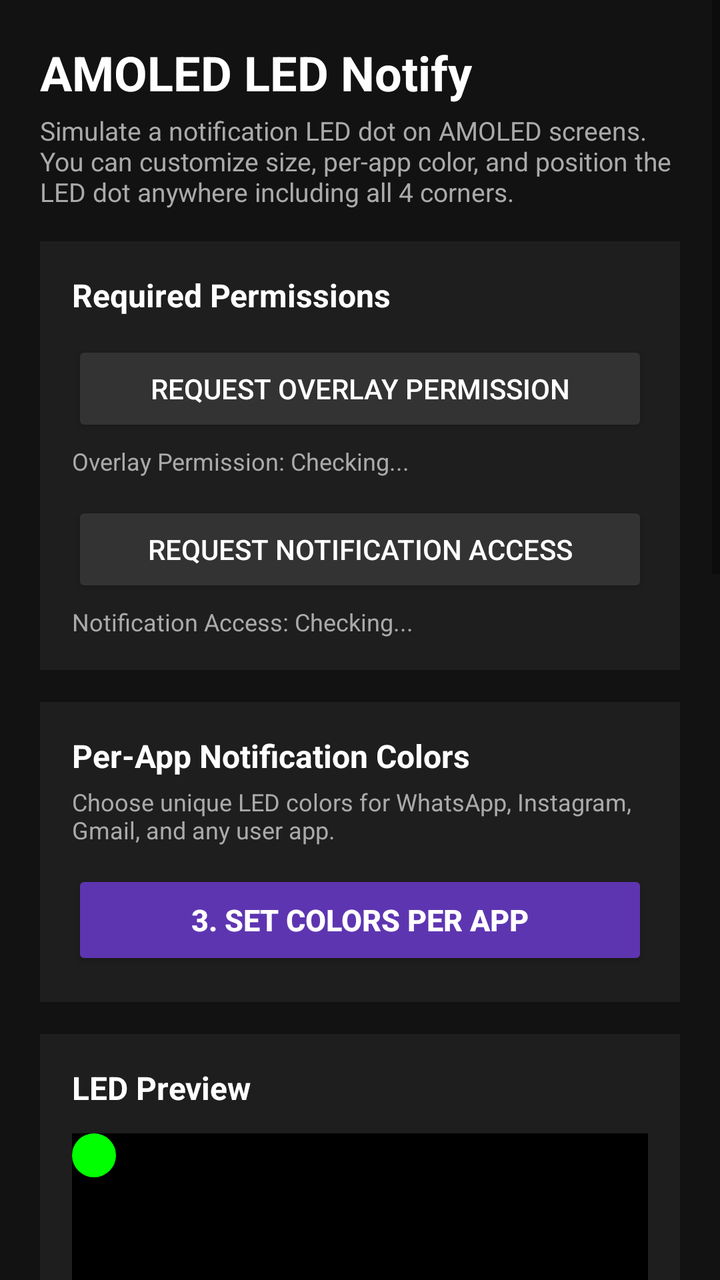
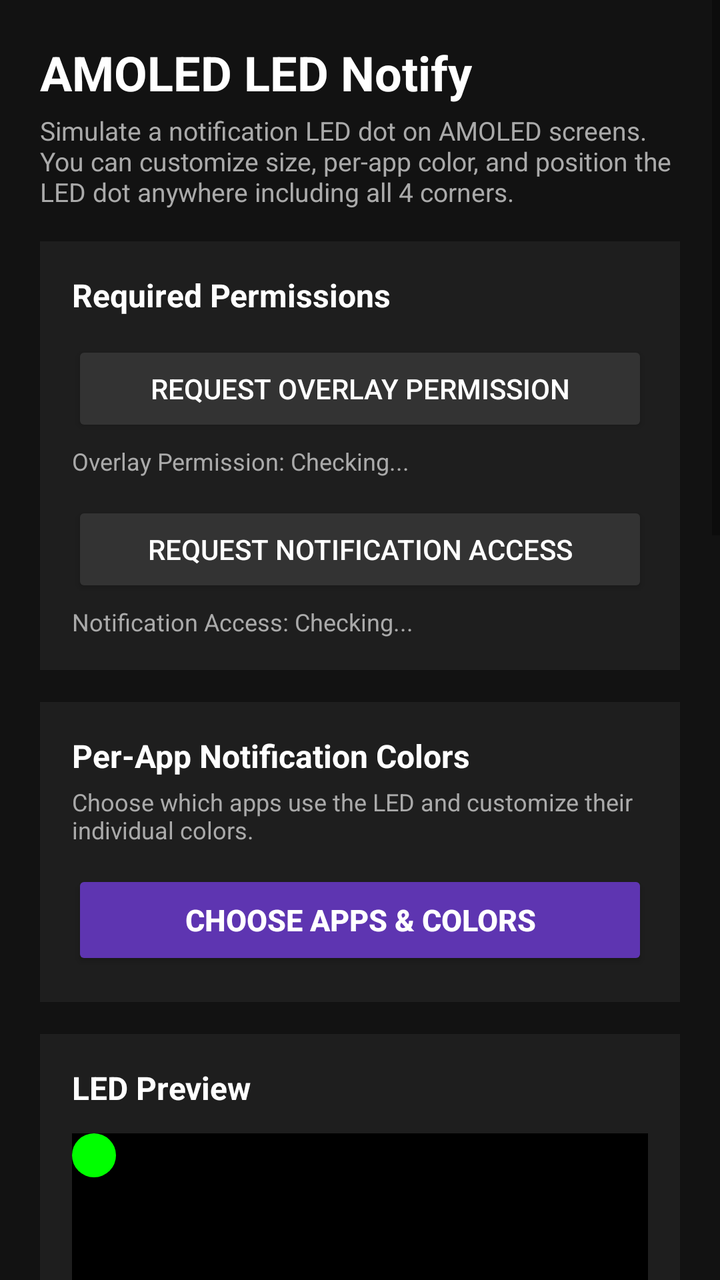

The first picture is an Android layout as it rendered before a commit; the second is the same layout after the commit. The layout source and the unified diff follow.
<!-- AndroidManifest.xml: activity theme Theme.LedNotify -->
<!-- res/layout/activity_main.xml -->
<?xml version="1.0" encoding="utf-8"?>
<ScrollView xmlns:android="http://schemas.android.com/apk/res/android"
    android:layout_width="match_parent"
    android:layout_height="match_parent"
    android:background="#121212"
    android:fillViewport="true">

    <LinearLayout
        android:layout_width="match_parent"
        android:layout_height="wrap_content"
        android:orientation="vertical"
        android:padding="20dp">

        <TextView
            android:layout_width="wrap_content"
            android:layout_height="wrap_content"
            android:text="AMOLED LED Notify"
            android:textColor="#FFFFFF"
            android:textSize="24sp"
            android:textStyle="bold" />

        <TextView
            android:layout_width="wrap_content"
            android:layout_height="wrap_content"
            android:layout_marginTop="4dp"
            android:text="Simulate a notification LED dot on AMOLED screens. You can customize size, per-app color, and position the LED dot anywhere including all 4 corners."
            android:textColor="#AAAAAA"
            android:textSize="13sp" />

        
        <LinearLayout
            android:layout_width="match_parent"
            android:layout_height="wrap_content"
            android:layout_marginTop="16dp"
            android:background="#1E1E1E"
            android:orientation="vertical"
            android:padding="16dp">

            <TextView
                android:layout_width="wrap_content"
                android:layout_height="wrap_content"
                android:text="Required Permissions"
                android:textColor="#FFFFFF"
                android:textSize="16sp"
                android:textStyle="bold" />

            <Button
                android:id="@+id/btnOverlayPermission"
                android:layout_width="match_parent"
                android:layout_height="48dp"
                android:layout_marginTop="12dp"
                android:backgroundTint="#333333"
                android:text="Request Overlay Permission"
                android:textColor="#FFFFFF" />

            <TextView
                android:id="@+id/tvOverlayStatus"
                android:layout_width="wrap_content"
                android:layout_height="wrap_content"
                android:layout_marginTop="4dp"
                android:text="Overlay Permission: Checking..."
                android:textColor="#AAAAAA"
                android:textSize="12sp" />

            <Button
                android:id="@+id/btnNotificationAccess"
                android:layout_width="match_parent"
                android:layout_height="48dp"
                android:layout_marginTop="12dp"
                android:backgroundTint="#333333"
                android:text="Request Notification Access"
                android:textColor="#FFFFFF" />

            <TextView
                android:id="@+id/tvNotificationStatus"
                android:layout_width="wrap_content"
                android:layout_height="wrap_content"
                android:layout_marginTop="4dp"
                android:text="Notification Access: Checking..."
                android:textColor="#AAAAAA"
                android:textSize="12sp" />
        </LinearLayout>

        
        <LinearLayout
            android:layout_width="match_parent"
            android:layout_height="wrap_content"
            android:layout_marginTop="16dp"
            android:background="#1E1E1E"
            android:orientation="vertical"
            android:padding="16dp">

            <TextView
                android:layout_width="wrap_content"
                android:layout_height="wrap_content"
                android:text="Per-App Notification Colors"
                android:textColor="#FFFFFF"
                android:textSize="16sp"
                android:textStyle="bold" />

            <TextView
                android:layout_width="wrap_content"
                android:layout_height="wrap_content"
                android:layout_marginTop="4dp"
                android:text="Choose unique LED colors for WhatsApp, Instagram, Gmail, and any user app."
                android:textColor="#AAAAAA"
                android:textSize="12sp" />

            <Button
                android:id="@+id/btnSetColorsPerApp"
                android:layout_width="match_parent"
                android:layout_height="50dp"
                android:layout_marginTop="12dp"
                android:backgroundTint="#5E35B1"
                android:text="3. Set Colors Per App"
                android:textColor="#FFFFFF"
                android:textSize="15sp"
                android:textStyle="bold" />
        </LinearLayout>

        
        <LinearLayout
            android:layout_width="match_parent"
            android:layout_height="wrap_content"
            android:layout_marginTop="16dp"
            android:background="#1E1E1E"
            android:orientation="vertical"
            android:padding="16dp">

            <TextView
                android:layout_width="wrap_content"
                android:layout_height="wrap_content"
                android:text="LED Preview"
                android:textColor="#FFFFFF"
                android:textSize="16sp"
                android:textStyle="bold" />

            <FrameLayout
                android:id="@+id/framePreviewContainer"
                android:layout_width="match_parent"
                android:layout_height="140dp"
                android:layout_marginTop="12dp"
                android:background="#000000">

                <View
                    android:id="@+id/previewLedDot"
                    android:layout_width="22dp"
                    android:layout_height="22dp"
                    android:background="@drawable/led_circle" />
            </FrameLayout>
        </LinearLayout>

        
        <LinearLayout
            android:layout_width="match_parent"
            android:layout_height="wrap_content"
            android:layout_marginTop="16dp"
            android:background="#1E1E1E"
            android:orientation="vertical"
            android:padding="16dp">

            <TextView
                android:layout_width="wrap_content"
                android:layout_height="wrap_content"
                android:text="LED Position &amp; Corners"
                android:textColor="#FFFFFF"
                android:textSize="16sp"
                android:textStyle="bold" />

            <TextView
                android:layout_width="wrap_content"
                android:layout_height="wrap_content"
                android:layout_marginTop="4dp"
                android:text="Quick-set to any corner or drag freely on the actual screen:"
                android:textColor="#AAAAAA"
                android:textSize="12sp" />

            <LinearLayout
                android:layout_width="match_parent"
                android:layout_height="wrap_content"
                android:layout_marginTop="10dp"
                android:orientation="horizontal">

                <Button
                    android:id="@+id/btnCornerTopLeft"
                    android:layout_width="0dp"
                    android:layout_height="44dp"
                    android:layout_marginEnd="4dp"
                    android:layout_weight="1"
                    android:backgroundTint="#333333"
                    android:text="Top-Left"
                    android:textColor="#FFFFFF"
                    android:textSize="12sp" />

                <Button
                    android:id="@+id/btnCornerTopRight"
                    android:layout_width="0dp"
                    android:layout_height="44dp"
                    android:layout_marginStart="4dp"
                    android:layout_weight="1"
                    android:backgroundTint="#333333"
                    android:text="Top-Right"
                    android:textColor="#FFFFFF"
                    android:textSize="12sp" />
            </LinearLayout>

            <LinearLayout
                android:layout_width="match_parent"
                android:layout_height="wrap_content"
                android:layout_marginTop="8dp"
                android:orientation="horizontal">

                <Button
                    android:id="@+id/btnCornerBottomLeft"
                    android:layout_width="0dp"
                    android:layout_height="44dp"
                    android:layout_marginEnd="4dp"
                    android:layout_weight="1"
                    android:backgroundTint="#333333"
                    android:text="Bottom-Left"
                    android:textColor="#FFFFFF"
                    android:textSize="12sp" />

                <Button
                    android:id="@+id/btnCornerBottomRight"
                    android:layout_width="0dp"
                    android:layout_height="44dp"
                    android:layout_marginStart="4dp"
                    android:layout_weight="1"
                    android:backgroundTint="#333333"
                    android:text="Bottom-Right"
                    android:textColor="#FFFFFF"
                    android:textSize="12sp" />
            </LinearLayout>

            <Button
                android:id="@+id/btnPositionScreen"
                android:layout_width="match_parent"
                android:layout_height="48dp"
                android:layout_marginTop="12dp"
                android:backgroundTint="#1976D2"
                android:text="Move &amp; Drag Anywhere on Screen"
                android:textColor="#FFFFFF"
                android:textStyle="bold" />
        </LinearLayout>

        
        <LinearLayout
            android:layout_width="match_parent"
            android:layout_height="wrap_content"
            android:layout_marginTop="16dp"
            android:background="#1E1E1E"
            android:orientation="vertical"
            android:padding="16dp">

            <TextView
                android:id="@+id/tvSizeLabel"
                android:layout_width="wrap_content"
                android:layout_height="wrap_content"
                android:text="LED Dot Size: 22dp"
                android:textColor="#FFFFFF"
                android:textSize="16sp"
                android:textStyle="bold" />

            <SeekBar
                android:id="@+id/seekBarSize"
                android:layout_width="match_parent"
                android:layout_height="wrap_content"
                android:layout_marginTop="12dp"
                android:max="98"
                android:progress="20" />

            <LinearLayout
                android:layout_width="match_parent"
                android:layout_height="wrap_content"
                android:orientation="horizontal">

                <TextView
                    android:layout_width="0dp"
                    android:layout_height="wrap_content"
                    android:layout_weight="1"
                    android:text="2dp"
                    android:textColor="#777777"
                    android:textSize="12sp" />

                <TextView
                    android:layout_width="wrap_content"
                    android:layout_height="wrap_content"
                    android:text="100dp"
                    android:textColor="#777777"
                    android:textSize="12sp" />
            </LinearLayout>
        </LinearLayout>

        
        <LinearLayout
            android:layout_width="match_parent"
            android:layout_height="wrap_content"
            android:layout_marginTop="16dp"
            android:background="#1E1E1E"
            android:orientation="vertical"
            android:padding="16dp">

            <TextView
                android:layout_width="wrap_content"
                android:layout_height="wrap_content"
                android:text="Default / Global LED Color"
                android:textColor="#FFFFFF"
                android:textSize="16sp"
                android:textStyle="bold" />

            <LinearLayout
                android:id="@+id/layoutColors"
                android:layout_width="match_parent"
                android:layout_height="wrap_content"
                android:layout_marginTop="12dp"
                android:gravity="center"
                android:orientation="horizontal" />
        </LinearLayout>

        
        <LinearLayout
            android:layout_width="match_parent"
            android:layout_height="wrap_content"
            android:layout_marginTop="20dp"
            android:layout_marginBottom="24dp"
            android:orientation="vertical">

            <Button
                android:id="@+id/btnTestLed"
                android:layout_width="match_parent"
                android:layout_height="52dp"
                android:backgroundTint="#2E7D32"
                android:text="TEST LED"
                android:textColor="#FFFFFF"
                android:textSize="16sp"
                android:textStyle="bold" />

            <Button
                android:id="@+id/btnStopLed"
                android:layout_width="match_parent"
                android:layout_height="52dp"
                android:layout_marginTop="12dp"
                android:backgroundTint="#B71C1C"
                android:text="STOP LED"
                android:textColor="#FFFFFF"
                android:textSize="16sp"
                android:textStyle="bold" />

            <TextView
                android:layout_width="wrap_content"
                android:layout_height="wrap_content"
                android:layout_marginTop="12dp"
                android:gravity="center"
                android:text="Tip: When the LED overlay appears, touch and drag the dot to position it anywhere. Tap anywhere else on the black background to dismiss."
                android:textColor="#888888"
                android:textSize="12sp" />
        </LinearLayout>

    </LinearLayout>
</ScrollView>
<!-- resources referenced by this layout -->
<resources>
  <!-- drawable led_circle (drawable) -->
  <?xml version="1.0" encoding="utf-8"?>
  <shape xmlns:android="http://schemas.android.com/apk/res/android"
      android:shape="oval">
      <solid android:color="#00FF00" />
      <size
          android:width="22dp"
          android:height="22dp" />
  </shape>
  <style name="Theme.LedNotify" parent="android:Theme.Material.Light.NoActionBar" />
</resources>

<!-- the commit's change to res/layout/activity_main.xml (unified diff, before → after) -->
@@ -102,7 +102,7 @@
                 android:layout_width="wrap_content"
                 android:layout_height="wrap_content"
                 android:layout_marginTop="4dp"
-                android:text="Choose unique LED colors for WhatsApp, Instagram, Gmail, and any user app."
+                android:text="Choose which apps use the LED and customize their individual colors."
                 android:textColor="#AAAAAA"
                 android:textSize="12sp" />
 
@@ -112,7 +112,7 @@
                 android:layout_height="50dp"
                 android:layout_marginTop="12dp"
                 android:backgroundTint="#5E35B1"
-                android:text="3. Set Colors Per App"
+                android:text="Choose Apps &amp; Colors"
                 android:textColor="#FFFFFF"
                 android:textSize="15sp"
                 android:textStyle="bold" />
@@ -171,7 +171,7 @@
                 android:layout_width="wrap_content"
                 android:layout_height="wrap_content"
                 android:layout_marginTop="4dp"
-                android:text="Quick-set to any corner or drag freely on the actual screen:"
+                android:text="Quick-set to any corner, slide position, or drag directly on the screen:"
                 android:textColor="#AAAAAA"
                 android:textSize="12sp" />
 
@@ -233,11 +233,46 @@
                     android:textSize="12sp" />
             </LinearLayout>
 
+            
+            <TextView
+                android:id="@+id/tvPosXLabel"
+                android:layout_width="wrap_content"
+                android:layout_height="wrap_content"
+                android:layout_marginTop="14dp"
+                android:text="Horizontal Position (X): 90%"
+                android:textColor="#CCCCCC"
+                android:textSize="13sp" />
+
+            <SeekBar
+                android:id="@+id/seekBarPosX"
+                android:layout_width="match_parent"
+                android:layout_height="wrap_content"
+                android:layout_marginTop="4dp"
+                android:max="100"
+                android:progress="90" />
+
+            <TextView
+                android:id="@+id/tvPosYLabel"
+                android:layout_width="wrap_content"
+                android:layout_height="wrap_content"
+                android:layout_marginTop="8dp"
+                android:text="Vertical Position (Y): 5%"
+                android:textColor="#CCCCCC"
+                android:textSize="13sp" />
+
+            <SeekBar
+                android:id="@+id/seekBarPosY"
+                android:layout_width="match_parent"
+                android:layout_height="wrap_content"
+                android:layout_marginTop="4dp"
+                android:max="100"
+                android:progress="5" />
+
             <Button
                 android:id="@+id/btnPositionScreen"
                 android:layout_width="match_parent"
                 android:layout_height="48dp"
-                android:layout_marginTop="12dp"
+                android:layout_marginTop="14dp"
                 android:backgroundTint="#1976D2"
                 android:text="Move &amp; Drag Anywhere on Screen"
                 android:textColor="#FFFFFF"
@@ -352,7 +387,7 @@
                 android:layout_height="wrap_content"
                 android:layout_marginTop="12dp"
                 android:gravity="center"
-                android:text="Tip: When the LED overlay appears, touch and drag the dot to position it anywhere. Tap anywhere else on the black background to dismiss."
+                android:text="Tip: In positioning mode, touch anywhere on screen to place the dot. In normal notification mode, tap anywhere on the black screen to dismiss."
                 android:textColor="#888888"
                 android:textSize="12sp" />
         </LinearLayout>
